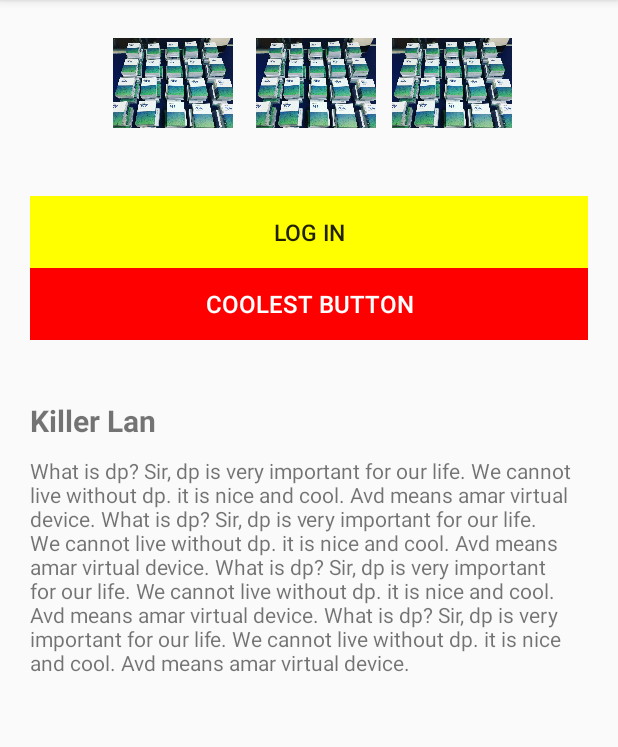
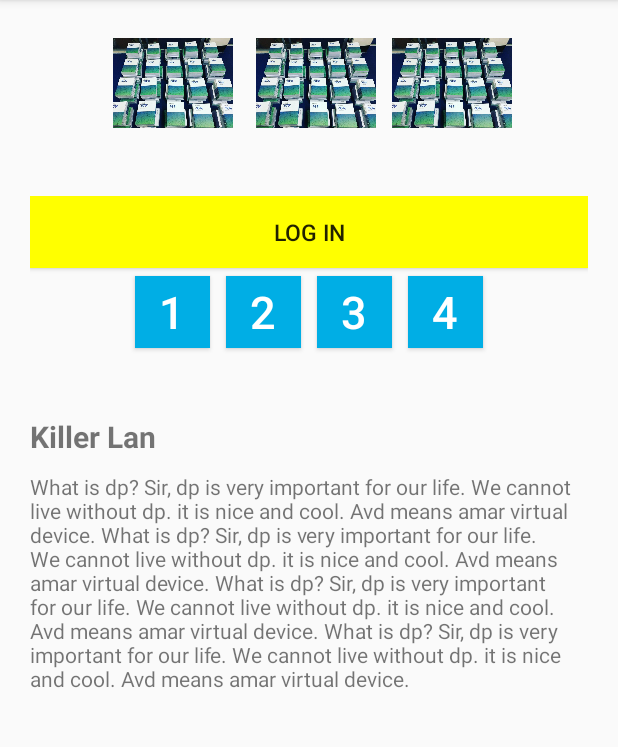
Before and after one commit to rubel007cse/SmartDeviceApp, an Android app: the screen it shows after launch (MainActivity), on a phone screen of 412 x 824 dp, the part 84-831 px from its top. Run offline under Robolectric (Android 15) with nearby library versions, the light colour scheme and no system bars.

Commit message:
26-6 class

```diff
--- a/app/src/main/AndroidManifest.xml
+++ b/app/src/main/AndroidManifest.xml
@@ -16,7 +16,8 @@
                 <category android:name="android.intent.category.LAUNCHER" />
             </intent-filter>
         </activity>
-        <activity android:name=".DetailsOfSEU"></activity>
+        <activity android:name=".DetailsOfSEU" />
+        <activity android:name=".Numbers"></activity>
     </application>
 
 </manifest>
--- a/app/src/main/res/layout/activity_main.xml
+++ b/app/src/main/res/layout/activity_main.xml
@@ -46,14 +46,52 @@
             android:textSize="15sp"
             android:onClick="login"/>
 
-        <Button
+        <LinearLayout
             android:layout_width="match_parent"
             android:layout_height="wrap_content"
-            android:background="#ff0000"
-            android:textColor="#fff"
-            android:textSize="16sp"
-            android:text="Coolest Button"/>
+            android:gravity="center">
 
+            <Button
+                android:layout_width="50dp"
+                android:layout_height="match_parent"
+                android:layout_margin="5dp"
+                android:background="#00aee5"
+                android:textColor="#fff"
+                android:text="1"
+                android:textSize="30sp"
+                android:onClick="one"/>
+
+            <Button
+                android:layout_width="50dp"
+                android:layout_height="match_parent"
+                android:layout_margin="5dp"
+                android:background="#00aee5"
+                android:textColor="#fff"
+                android:text="2"
+                android:textSize="30sp"
+                android:onClick="two"/>
+
+            <Button
+                android:layout_width="50dp"
+                android:layout_height="match_parent"
+                android:layout_margin="5dp"
+                android:background="#00aee5"
+                android:textColor="#fff"
+                android:text="3"
+                android:textSize="30sp"
+                android:onClick="three"/>
+
+            <Button
+                android:layout_width="50dp"
+                android:layout_height="match_parent"
+                android:layout_margin="5dp"
+                android:background="#00aee5"
+                android:textColor="#fff"
+                android:text="4"
+                android:textSize="30sp"
+                android:onClick="four"/>
+
+        </LinearLayout>
 
     </LinearLayout>
 
```
Also changed, not shown: app/src/main/java/bd/ac/seu/smartdeviceapp/MainActivity.java (+32 -0 lines), app/src/main/java/bd/ac/seu/smartdeviceapp/Numbers.java (added, +41 -0 lines), app/src/main/res/layout/activity_numbers.xml (added, +37 -0 lines), app/src/main/res/drawable/messi.jpg (added), app/src/main/res/drawable/mr.jpg (added), app/src/main/res/drawable/neymar.jpg (added), 1 other file.
